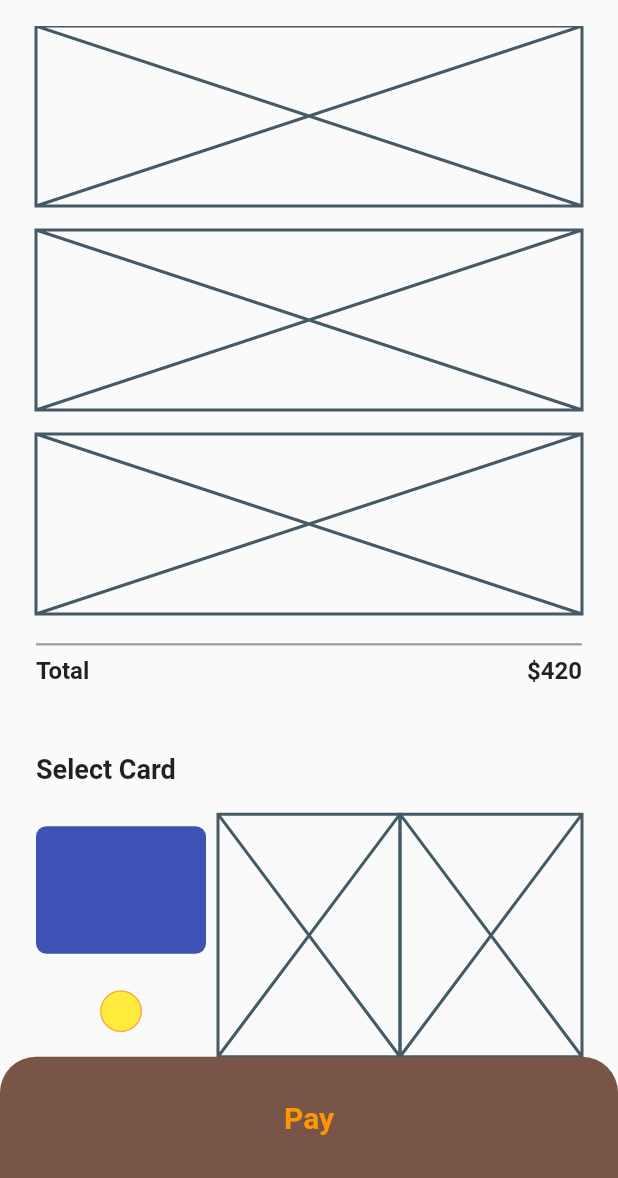
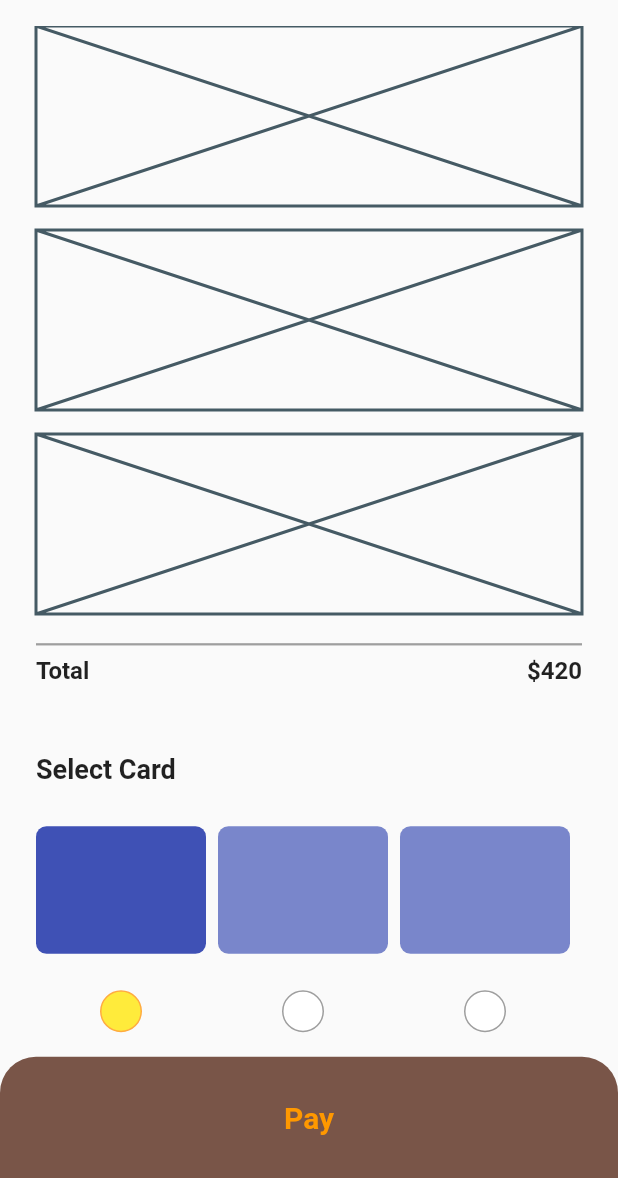
Before and after one commit to JAICHANGPARK/flutter_notebook_the_third_story, a Flutter app: the BookPage screen opened directly, on a phone screen of 412 x 824 dp, the part 58-1236 px from its top. Run offline on Flutter 3.47's test engine with Material 2 defaults, Android fonts, the phone set to English and light mode, and no system bars; our stand-ins replace badges, dotted_border, fl_chart, page_transition, percent_indicator; network calls fail.

Commit message:
Update book_page.dart

```diff
--- a/lib/travel_store_app/book_page.dart
+++ b/lib/travel_store_app/book_page.dart
@@ -155,12 +155,64 @@ class _BookPageState extends State<BookPage> {
                         ),
                         Expanded(
                           flex: 1,
-                          child: Placeholder(),
+                          child: Column(
+                            children: <Widget>[
+                              Expanded(
+                                  flex: 5,
+                                  child: Container(
+                                    margin: EdgeInsets.only(right: 8,bottom: 8,top: 8),
+                                    decoration: BoxDecoration(
+                                        color: Colors.indigo[300],
+                                        borderRadius: BorderRadius.circular(7)
+                                    ),
+                                  )
+                              ),
+                              Expanded(
+                                flex: 3,
+                                child: Container(
+                                  margin: EdgeInsets.only(right: 8,bottom: 8,top: 8),
+                                  height: 28,
+                                  width: 28,
+                                  decoration: BoxDecoration(
+                                      shape: BoxShape.circle,
+                                      color: Colors.white,
+                                      border: Border.all(color: Colors.grey)
+                                  ),
+                                ),
+                              )
+                            ],
+                          ),
                         ),
                         Expanded(
                           flex: 1,
-                          child: Placeholder(),
-                        )
+                          child: Column(
+                            children: <Widget>[
+                              Expanded(
+                                  flex: 5,
+                                  child: Container(
+                                    margin: EdgeInsets.only(right: 8,bottom: 8,top: 8),
+                                    decoration: BoxDecoration(
+                                        color: Colors.indigo[300],
+                                        borderRadius: BorderRadius.circular(7)
+                                    ),
+                                  )
+                              ),
+                              Expanded(
+                                flex: 3,
+                                child: Container(
+                                  margin: EdgeInsets.only(right: 8,bottom: 8,top: 8),
+                                  height: 28,
+                                  width: 28,
+                                  decoration: BoxDecoration(
+                                      shape: BoxShape.circle,
+                                      color: Colors.white,
+                                      border: Border.all(color: Colors.grey)
+                                  ),
+                                ),
+                              )
+                            ],
+                          ),
+                        ),
                       ],
                     ),
                   )
```
